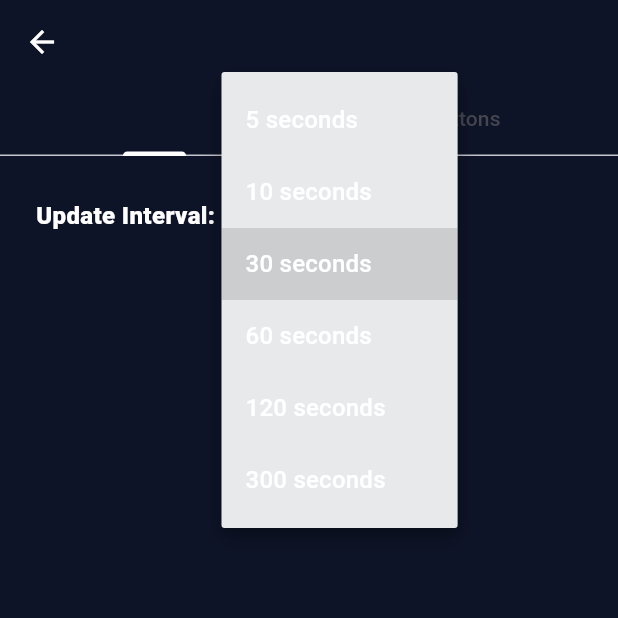
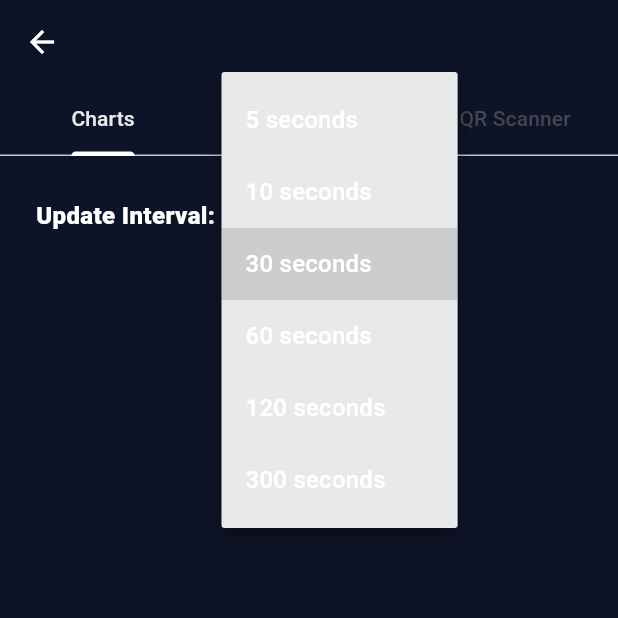
Before and after one commit to wazabanda/iot-companion-app, a Flutter app: the NumericalChartPage screen opened directly with empty values, after a tap on an icon or button, on a phone screen of 412 x 824 dp, the top half of it. Run offline on Flutter 3.47's test engine with Material 3 defaults, Android fonts, the phone set to English and light mode, and no system bars; our stand-ins replace shared_preferences, sqflite, syncfusion_flutter_charts; missing offline and left inert: qr_code_scanner; accounts and stored records are empty; network calls fail.

Commit message:
added qr code

```diff
--- a/lib/Screens/ChartPage.dart
+++ b/lib/Screens/ChartPage.dart
@@ -6,6 +6,8 @@ import 'package:csc_4130_iot_application/DataClasses/NumericalLogData.dart';
 import 'package:csc_4130_iot_application/Handlers/NinjaApiService.dart';
 import 'package:web_socket_channel/web_socket_channel.dart';
 import 'package:csc_4130_iot_application/Constants/BrandColors.dart'; // Import BrandColors
+import 'package:qr_code_scanner/qr_code_scanner.dart';
+
 
 class NumericalChartPage extends StatefulWidget {
   final String id;
@@ -25,6 +27,11 @@ class _NumericalChartPageState extends State<NumericalChartPage> {
   Map<int, bool> buttonStates = {}; // Map to track button states
   late WebSocketChannel channel;
   TextEditingController buttonNameController = TextEditingController(); // Controller for the text input
+
+  final GlobalKey qrKey = GlobalKey(debugLabel: 'QR'); // Key for the QR scanner
+  Barcode? result; // To store the scanned result
+  QRViewController? qrController; // Controller for QR view
+
 
   String extractBaseUrlPart(String baseUrl) {
     if (baseUrl.startsWith('https://')) {
@@ -55,7 +62,8 @@ class _NumericalChartPageState extends State<NumericalChartPage> {
   void dispose() {
     _timer.cancel();
     channel.sink.close(); // Close WebSocket connection
-    buttonNameController.dispose(); // Dispose of controller
+    buttonNameController.dispose();
+    qrController?.dispose();// Dispose of controller
     super.dispose();
   }
 
@@ -143,7 +151,7 @@ class _NumericalChartPageState extends State<NumericalChartPage> {
     String deviceName = widget.name;
 
     return DefaultTabController(
-      length: 2,
+      length: 3,
       child: Scaffold(
         appBar: AppBar(
           title: Text(
@@ -157,13 +165,16 @@ class _NumericalChartPageState extends State<NumericalChartPage> {
             tabs: [
               Tab(text: "Charts"),
               Tab(text: "Buttons"),
+              Tab(text: "QR Scanner"), // New QR Scanner tab
             ],
+            labelStyle: TextStyle(color: BrandColors.antiFlashWhite),
           ),
         ),
         body: TabBarView(
           children: [
             _buildChartTab(),
             _buildButtonsTab(),
+            _buildQRScannerTab(), // Add the new QR scanner tab here
           ],
         ),
       ),
@@ -272,6 +283,73 @@ class _NumericalChartPageState extends State<NumericalChartPage> {
     );
   }
 
+  Widget _buildQRScannerTab() {
+    return Column(
+      children: <Widget>[
+        Expanded(
+          flex: 5,
+          child: QRView(
+            key: qrKey,
+            onQRViewCreated: _onQRViewCreated,
+          ),
+        ),
+        Expanded(
+          flex: 1,
+          child: Column(
+            mainAxisAlignment: MainAxisAlignment.center,
+            children: [
+              Center(
+                child: (result != null)
+                    ? Text('Scanned QR Code: ${result!.code}')
+                    : Text('Scan a QR code to get its value'),
+              ),
+              const SizedBox(height: 16), // Space between text and button
+              ElevatedButton(
+                onPressed: result != null
+                    ? () {
+                  _confirmAndSendQRCode(result!.code!);
+                }
+                    : null, // Disable the button if no QR code is scanned
+                style: ElevatedButton.styleFrom(
+                  backgroundColor: result != null ? Colors.green : Colors.grey,
+                ),
+                child: Text('Confirm & Send QR Code'),
+              ),
+            ],
+          ),
+        ),
+      ],
+    );
+  }
+
+  // Callback function when the QR view is created
+  void _onQRViewCreated(QRViewController controller) {
+    setState(() {
+      this.qrController = controller;
+    });
+
+    controller.scannedDataStream.listen((scanData) {
+      setState(() {
+        result = scanData; // Store the scanned result
+      });
+
+      // Optionally, you can handle the QR code immediately after scanning
+      _handleScannedQRCode(result!.code!);
+    });
+  }
+
+  // Function to handle the scanned QR code
+  void _handleScannedQRCode(String code) {
+    print("Scanned QR Code: $code");
+    // You can perform additional processing with the scanned code here
+  }
+
+  // Function to confirm and send the scanned QR code value
+  void _confirmAndSendQRCode(String code) {
+    // Implement the logic for sending the QR code value here
+    print('Sending QR Code: $code');
+    // You can call a function from your API service to handle the sending, or use other methods as needed
+  }
   Widget _buildButtonsTab() {
     return Column(
       children: [
--- a/pubspec.yaml
+++ b/pubspec.yaml
@@ -42,6 +42,7 @@ dependencies:
   provider: ^6.1.2
   web_socket_channel: ^3.0.1
   permission_handler: ^11.3.1
+  qr_code_scanner: ^1.0.1
 
 dev_dependencies:
   flutter_test:
```
Also changed, not shown: lib/Handlers/NinjaApiService.dart (+57 -0 lines), pubspec.lock, 1 other file.
